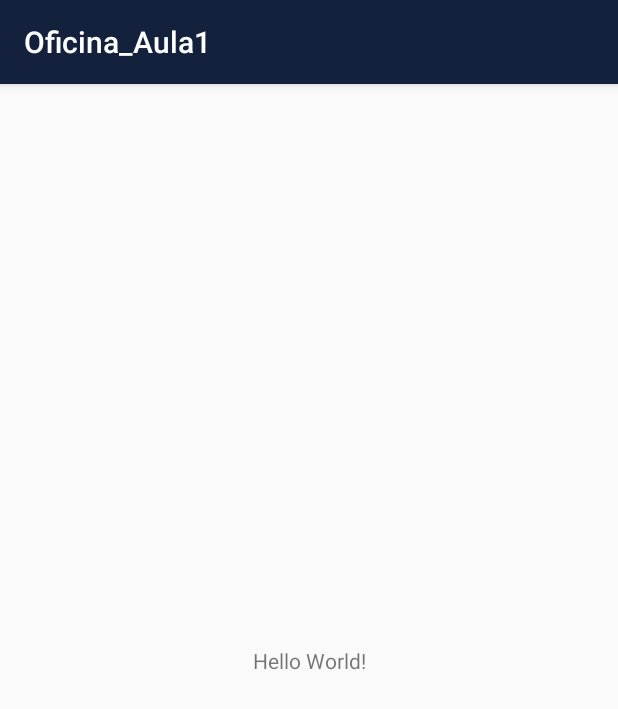
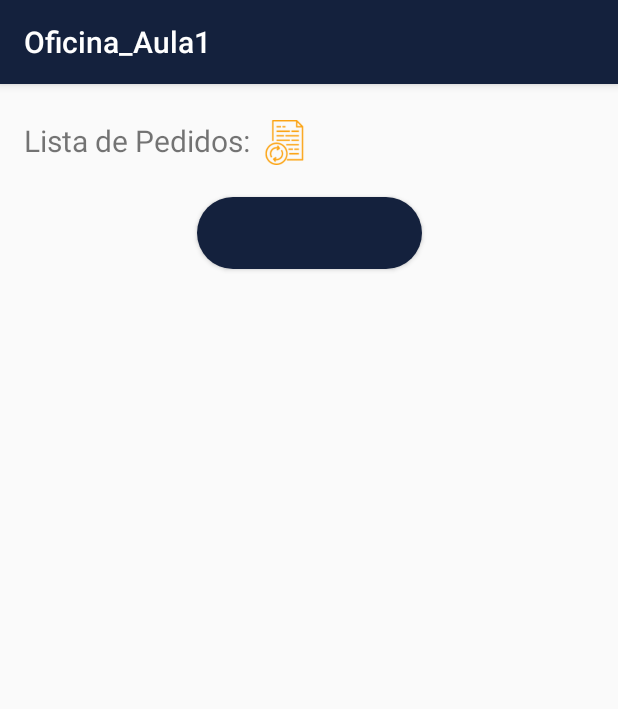
Before and after one commit to anabibelforscher/PedidosAsyncTask, an Android app: the screen it shows after launch (MainActivity), on a phone screen of 412 x 824 dp. Shown: the top 709 px of the screen. Run offline under Robolectric (Android 15) with nearby library versions, the phone set to English and light mode, and no system bars.

Commit message:
Layout activity_main.xml

```diff
--- a/app/src/main/java/dell/ead/oficina_aula1/MainActivity.java
+++ b/app/src/main/java/dell/ead/oficina_aula1/MainActivity.java
@@ -2,12 +2,21 @@ package dell.ead.oficina_aula1;
 
 import android.support.v7.app.AppCompatActivity;
 import android.os.Bundle;
+import android.widget.Button;
 
 public class MainActivity extends AppCompatActivity {
+
+    Button mButtonAction;
 
     @Override
     protected void onCreate(Bundle savedInstanceState) {
         super.onCreate(savedInstanceState);
         setContentView(R.layout.activity_main);
+
+        mButtonAction = findViewById(R.id.buttonAction);
+    }
+
+    public void setButton (String message){
+      mButtonAction.setText(message);
     }
 }
--- /dev/null
+++ b/app/src/main/res/drawable/rounded_corner.xml
@@ -0,0 +1,5 @@
+<?xml version="1.0" encoding="utf-8"?>
+<shape xmlns:android="http://schemas.android.com/apk/res/android">
+    <corners  android:radius="30dp"/>
+    <solid android:color="@color/deep_blue"></solid>
+</shape>
--- a/app/src/main/res/layout/activity_main.xml
+++ b/app/src/main/res/layout/activity_main.xml
@@ -7,12 +7,43 @@
     tools:context=".MainActivity">
 
     <TextView
+        android:id="@+id/textViewLista"
         android:layout_width="wrap_content"
         android:layout_height="wrap_content"
-        android:text="Hello World!"
-        app:layout_constraintBottom_toBottomOf="parent"
-        app:layout_constraintLeft_toLeftOf="parent"
-        app:layout_constraintRight_toRightOf="parent"
+        android:layout_marginStart="16dp"
+        android:layout_marginTop="24dp"
+        android:text="Lista de Pedidos:"
+        android:textSize="20sp"
+        app:layout_constraintStart_toStartOf="parent"
         app:layout_constraintTop_toTopOf="parent" />
 
+    <ImageView
+        android:id="@+id/imageUpdate"
+        android:layout_width="30dp"
+        android:layout_height="30dp"
+        android:layout_marginStart="8dp"
+        android:layout_marginTop="24dp"
+        app:layout_constraintStart_toEndOf="@+id/textViewLista"
+        app:layout_constraintTop_toTopOf="parent"
+        app:srcCompat="@drawable/update" />
+
+    <LinearLayout
+        android:id="@+id/linearLayout"
+        android:layout_width="380dp"
+        android:layout_height="wrap_content"
+        android:orientation="vertical"
+        app:layout_constraintEnd_toEndOf="parent"
+        app:layout_constraintStart_toStartOf="parent"
+        app:layout_constraintTop_toBottomOf="@+id/textViewLista"></LinearLayout>
+
+    <Button
+        android:id="@+id/buttonAction"
+        android:layout_width="150dp"
+        android:layout_height="wrap_content"
+        android:background="@drawable/rounded_corner"
+        android:textColor="@color/white"
+        android:layout_marginTop="24dp"
+        app:layout_constraintEnd_toEndOf="parent"
+        app:layout_constraintStart_toStartOf="parent"
+        app:layout_constraintTop_toBottomOf="@+id/linearLayout" />
 </android.support.constraint.ConstraintLayout>
```
Also changed, not shown: app/src/main/res/drawable/update.png (added), app/src/main/res/drawable/updated.png (added).
